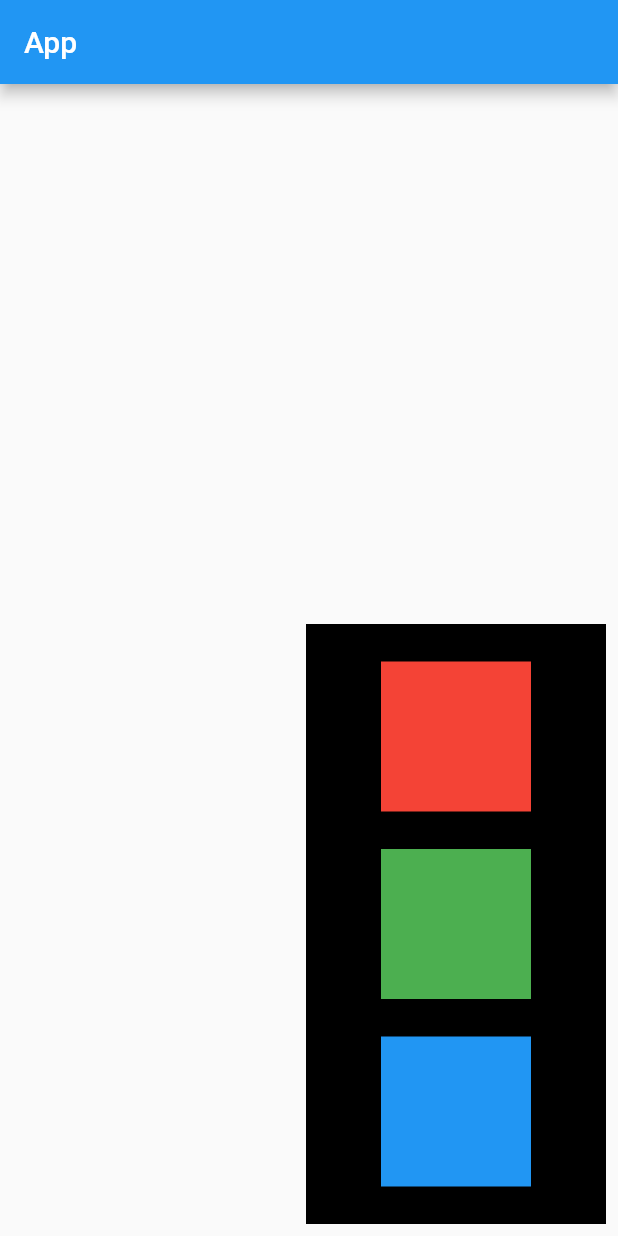
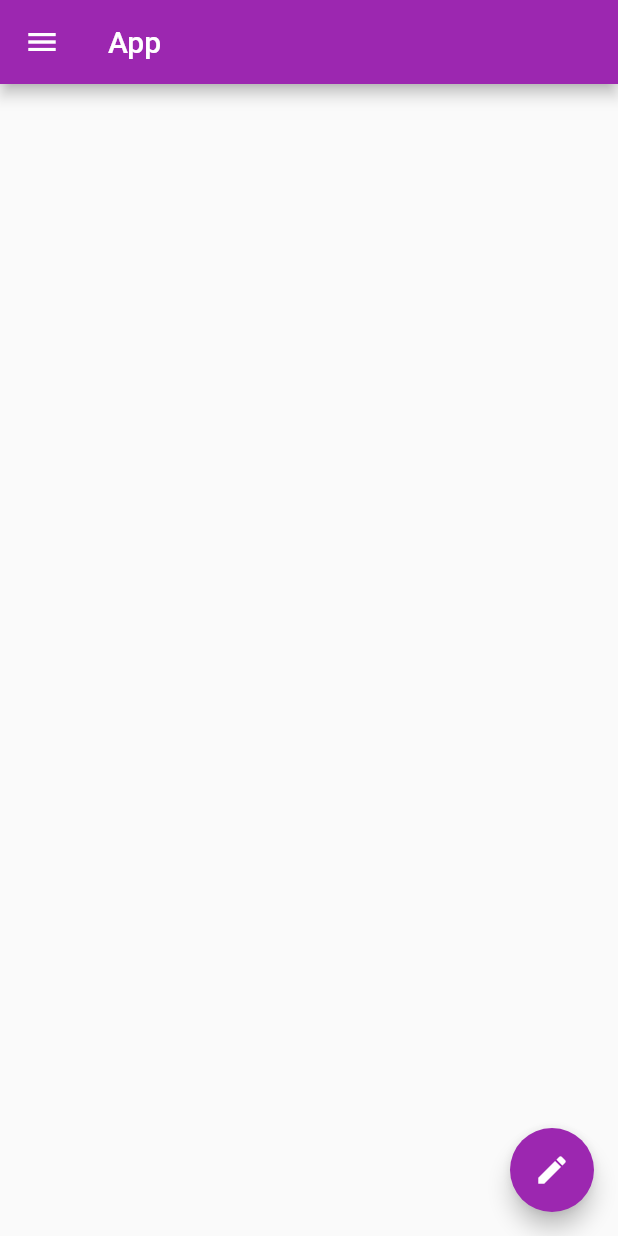
Before and after one commit to VijayGohel/android_app_making_pawan_kumar, a Flutter app: the screen it shows after launch, on a phone screen of 412 x 824 dp. Run offline on Flutter 3.47's test engine with Material 2 defaults, Android fonts, the phone set to English and light mode, and no system bars.

Commit message:
ch4 finished

```diff
--- a/lib/main.dart
+++ b/lib/main.dart
@@ -4,6 +4,7 @@ void main() {
   runApp(MaterialApp(
     title: "1st App",
     home: HomePage(),
+    theme: ThemeData(primarySwatch: Colors.purple),
   ));
 }
 
@@ -14,38 +15,52 @@ class HomePage extends StatelessWidget {
       appBar: AppBar(
         title: Text("App"),
       ),
-      body: Padding(
-        padding: const EdgeInsets.all(8.0),
-        child: Align(
-          alignment: Alignment.bottomRight,
-          child: Container(
-            height: 400,
-            width: 200,
-            color: Colors.black,
-            child: Column(
-              mainAxisAlignment: MainAxisAlignment.spaceEvenly,
-              crossAxisAlignment: CrossAxisAlignment.center,
-              children: <Widget>[
-                Container(
-                  height: 100,
-                  width: 100,
-                  color: Colors.red,
+      body: Container(),
+
+      drawer: Drawer(
+        child: ListView(
+          padding: EdgeInsets.zero,
+          children: [
+            // DrawerHeader(
+            //     decoration: BoxDecoration(
+            //         gradient: LinearGradient(
+            //             colors: [Colors.red[300], Colors.amber])),
+            //     child: Text(
+            //       "DrawerHeader",
+            //       style: TextStyle(color: Colors.white),
+            //     )),
+            UserAccountsDrawerHeader(
+                accountName: Text("Vijay Gohel"),
+                accountEmail: Text("gohel.vijay.7@ldce.ac.in"),
+                currentAccountPicture: CircleAvatar(
+                  backgroundImage: NetworkImage(
+                      "https://images.unsplash.com/photo-1543080853-556086153871?ixlib=rb-1.2.1&ixid=eyJhcHBfaWQiOjEyMDd9&auto=format&fit=crop&w=334&q=80"),
+                )
+
+                //Image.network(
+                //"https://images.unsplash.com/photo-1543080853-556086153871?ixlib=rb-1.2.1&ixid=eyJhcHBfaWQiOjEyMDd9&auto=format&fit=crop&w=334&q=80"),
                 ),
-                Container(
-                  height: 100,
-                  width: 100,
-                  color: Colors.green,
-                ),
-                Container(
-                  height: 100,
-                  width: 100,
-                  color: Colors.blue,
-                )
-              ],
+            ListTile(
+              leading: Icon(Icons.person),
+              title: Text("Account"),
+              subtitle: Text("Personal"),
+              trailing: Icon(Icons.edit),
             ),
-          ),
+            ListTile(
+              leading: Icon(Icons.mail),
+              title: Text("Email"),
+              subtitle: Text("gohel.vijay.7@ldce.ac.in"),
+              trailing: Icon(Icons.send),
+            )
+          ],
         ),
       ),
+
+      floatingActionButton: FloatingActionButton(
+        onPressed: () {},
+        child: Icon(Icons.edit),
+      ),
+      //floatingActionButtonLocation: FloatingActionButtonLocation.centerDocked,
     );
   }
 }
```
